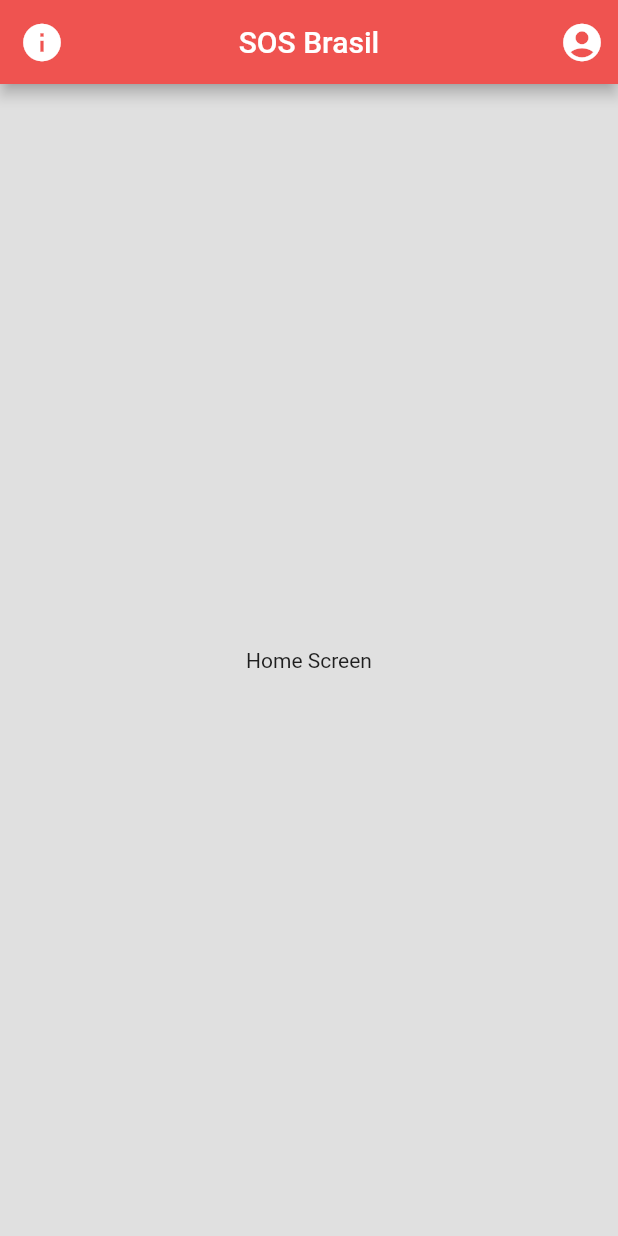
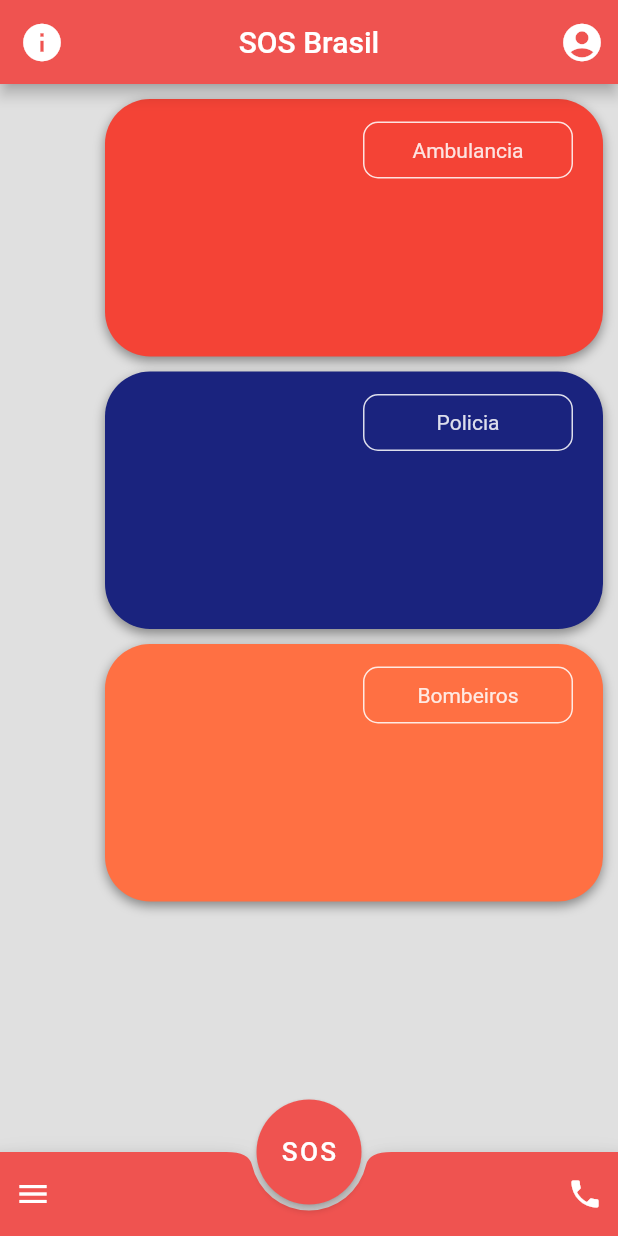
Before and after one commit to 4Ever-Bits/SOS-Brasil, a Flutter app: the HomePage screen opened by its route, on a phone screen of 412 x 824 dp. Run offline on Flutter 3.47's test engine with Material 2 defaults, Android fonts, the phone set to English and light mode, and no system bars; our stand-ins replace flutter_secure_storage, loading_overlay, mask_text_input_formatter; accounts and stored records are empty.

Commit message:
Create Home Screen and SOS button

```diff
--- /dev/null
+++ b/mobile/lib/components/custom_bottombar.dart
@@ -0,0 +1,41 @@
+import 'package:flutter/material.dart';
+
+class CustomBottomBar extends StatelessWidget {
+  const CustomBottomBar({
+    Key key,
+  }) : super(key: key);
+
+  @override
+  Widget build(BuildContext context) {
+    return BottomAppBar(
+      color: Theme.of(context).primaryColor,
+      child: Padding(
+        padding: const EdgeInsets.symmetric(horizontal: 10),
+        child: SizedBox(
+          height: kBottomNavigationBarHeight,
+          child: Row(
+            mainAxisSize: MainAxisSize.max,
+            mainAxisAlignment: MainAxisAlignment.spaceBetween,
+            children: <Widget>[
+              GestureDetector(
+                onTap: () {},
+                child: Icon(
+                  Icons.menu,
+                  color: Colors.white,
+                ),
+              ),
+              GestureDetector(
+                onTap: () {},
+                child: Icon(
+                  Icons.phone,
+                  color: Colors.white,
+                ),
+              ),
+            ],
+          ),
+        ),
+      ),
+      shape: CircularNotchedRectangle(),
+    );
+  }
+}
--- /dev/null
+++ b/mobile/lib/components/custom_fab.dart
@@ -0,0 +1,31 @@
+import 'package:flutter/material.dart';
+import 'package:mobile/screens/SosScreen/sos_screen.dart';
+
+class CustomFAB extends StatelessWidget {
+  final String _heroTag = "SOS_BUTTON";
+
+  @override
+  Widget build(BuildContext context) {
+    return Container(
+      height: 70,
+      width: 70,
+      child: FittedBox(
+        child: FloatingActionButton(
+          heroTag: _heroTag,
+          backgroundColor: Theme.of(context).primaryColor,
+          onPressed: () {
+            Navigator.of(context).push(
+              PageRouteBuilder(
+                pageBuilder: (context, animation, secondaryAnimation) =>
+                    SOSScreen(),
+                transitionDuration: const Duration(milliseconds: 500),
+              ),
+            );
+          },
+          child: Text("SOS"),
+          elevation: 2.0,
+        ),
+      ),
+    );
+  }
+}
--- /dev/null
+++ b/mobile/lib/models/service.dart
@@ -0,0 +1,9 @@
+import 'package:flutter/material.dart';
+
+class Service {
+  final String name;
+  final String phoneNumber;
+  final Color color;
+
+  Service(this.name, this.phoneNumber, this.color);
+}
--- /dev/null
+++ b/mobile/lib/screens/HomeScreen/components/card/service_card.dart
@@ -0,0 +1,63 @@
+import 'package:flutter/material.dart';
+import 'package:mobile/models/service.dart';
+
+class ServiceCard extends StatelessWidget {
+  final Service service;
+
+  const ServiceCard({Key key, this.service}) : super(key: key);
+
+  @override
+  Widget build(BuildContext context) {
+    return GestureDetector(
+      onTap: () {
+        print(service.name);
+      },
+      child: Stack(
+        children: <Widget>[
+          Container(
+            height: MediaQuery.of(context).size.height / 4.8,
+            decoration: buildBoxDecoration(),
+          ),
+          Positioned(
+            right: 20,
+            top: 15,
+            child: Container(
+              width: 140,
+              decoration: BoxDecoration(
+                  color: Colors.transparent,
+                  border: Border.all(
+                    width: 1,
+                    color: Colors.white.withOpacity(.85),
+                  ),
+                  borderRadius: BorderRadius.circular(10)),
+              child: Padding(
+                padding: const EdgeInsets.all(10.0),
+                child: Text(
+                  service.name,
+                  style: TextStyle(
+                    color: Colors.white.withOpacity(.85),
+                  ),
+                  textAlign: TextAlign.center,
+                ),
+              ),
+            ),
+          ),
+        ],
+      ),
+    );
+  }
+
+  BoxDecoration buildBoxDecoration() {
+    return BoxDecoration(
+      color: service.color,
+      borderRadius: BorderRadius.circular(30),
+      boxShadow: [
+        BoxShadow(
+          color: Colors.black.withOpacity(0.4),
+          blurRadius: 6,
+          offset: Offset(0, 3),
+        )
+      ],
+    );
+  }
+}
--- /dev/null
+++ b/mobile/lib/screens/HomeScreen/components/custom_appbar.dart
@@ -0,0 +1,41 @@
+import 'package:flutter/material.dart';
+import 'package:mobile/models/user.dart';
+import 'package:mobile/screens/HomeScreen/components/user/user_screen.dart';
+
+class CustomAppBar extends StatelessWidget implements PreferredSizeWidget {
+  final AppBar appBar;
+  final User user;
+  final BuildContext context;
+
+  const CustomAppBar({Key key, this.user, this.appBar, this.context})
+      : super(key: key);
+
+  void _handleUserClick() {
+    Navigator.of(context).push(MaterialPageRoute(
+      builder: (context) => UserConfigTab(user: user),
+    ));
+  }
+
+  @override
+  Widget build(BuildContext context) {
+    return AppBar(
+      title: Text("SOS Brasil"),
+      centerTitle: true,
+      leading: IconButton(
+        icon: Icon(Icons.info, size: 30),
+        onPressed: () {},
+      ),
+      actions: <Widget>[
+        IconButton(
+          icon: Icon(Icons.account_circle, size: 30),
+          onPressed: () {
+            _handleUserClick();
+          },
+        )
+      ],
+    );
+  }
+
+  @override
+  Size get preferredSize => new Size.fromHeight(appBar.preferredSize.height);
+}
--- a/mobile/lib/screens/HomeScreen/home_screen.dart
+++ b/mobile/lib/screens/HomeScreen/home_screen.dart
@@ -1,7 +1,13 @@
 import 'package:flutter/material.dart';
+import 'package:mobile/components/custom_bottombar.dart';
+import 'package:mobile/components/custom_fab.dart';
+import 'package:mobile/models/service.dart';
 import 'package:mobile/models/user.dart';
 import 'package:flutter_secure_storage/flutter_secure_storage.dart';
+import 'package:mobile/screens/HomeScreen/components/card/service_card.dart';
+import 'package:mobile/screens/HomeScreen/components/custom_appbar.dart';
 import 'package:mobile/screens/HomeScreen/components/user/user_screen.dart';
+import 'package:mobile/screens/SosScreen/sos_screen.dart';
 
 // Create storage
 final storage = new FlutterSecureStorage();
@@ -16,6 +22,14 @@ class HomePage extends StatefulWidget {
 class _HomePageState extends State<HomePage> {
   User user;
 
+  List<Service> services = [
+    Service("Ambulancia", "192", Colors.red),
+    Service("Policia", "190", Colors.indigo[900]),
+    Service("Bombeiros", "193", Colors.deepOrange[400]),
+  ];
+
+  bool _isSOSActive = false;
+
   @override
   void initState() {
     storage.read(key: "user").then((value) {
@@ -26,42 +40,44 @@ class _HomePageState extends State<HomePage> {
     super.initState();
   }
 
-  void _handleUserClick() {
-    Navigator.of(context).push(MaterialPageRoute(
-      builder: (context) => UserConfigTab(user: user),
-    ));
-  }
-
   @override
   Widget build(BuildContext context) {
-    return Scaffold(
-      appBar: AppBar(
-        title: Text("SOS Brasil"),
-        centerTitle: true,
-        leading: IconButton(
-          icon: Icon(
-            Icons.info,
-            size: 30,
+    return Stack(
+      children: <Widget>[
+        Scaffold(
+          appBar: CustomAppBar(
+            appBar: AppBar(),
+            context: context,
+            user: user,
           ),
-          onPressed: () {},
+          body: Container(
+            child: Padding(
+              padding: const EdgeInsets.fromLTRB(70, 10, 10, 0),
+              child: ListView.separated(
+                physics: BouncingScrollPhysics(),
+                scrollDirection: Axis.vertical,
+                shrinkWrap: true,
+                itemCount: services.length,
+                itemBuilder: (context, index) {
+                  return ServiceCard(service: services[index]);
+                },
+                separatorBuilder: (context, index) {
+                  return SizedBox(height: 10);
+                },
+              ),
+            ),
+          ),
+          floatingActionButtonLocation:
+              FloatingActionButtonLocation.centerDocked,
+          floatingActionButton: CustomFAB(),
+          bottomNavigationBar: CustomBottomBar(),
         ),
-        actions: <Widget>[
-          IconButton(
-            icon: Icon(
-              Icons.account_circle,
-              size: 30,
-            ),
-            onPressed: () {
-              _handleUserClick();
-            },
-          )
-        ],
-      ),
-      body: Container(
-        child: Center(
-          child: Text("Home Screen"),
-        ),
-      ),
+        _isSOSActive
+            ? Positioned(
+                child: SOSScreen(),
+              )
+            : SizedBox()
+      ],
     );
   }
 }
```
Also changed, not shown: mobile/lib/screens/SosScreen/sos_screen.dart (added, +179 -0 lines).
